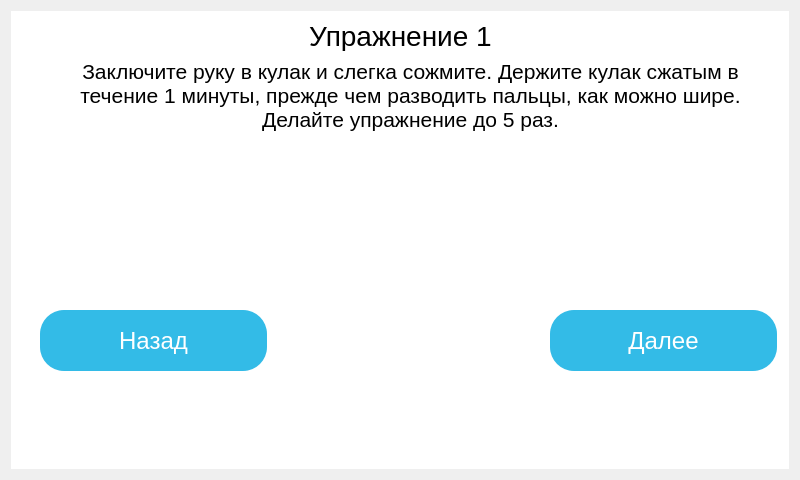
Before: the Qt Designer form gui/window-4.ui in GerrFrog/Muscular-training-apparatus, drawn with Qt 5.
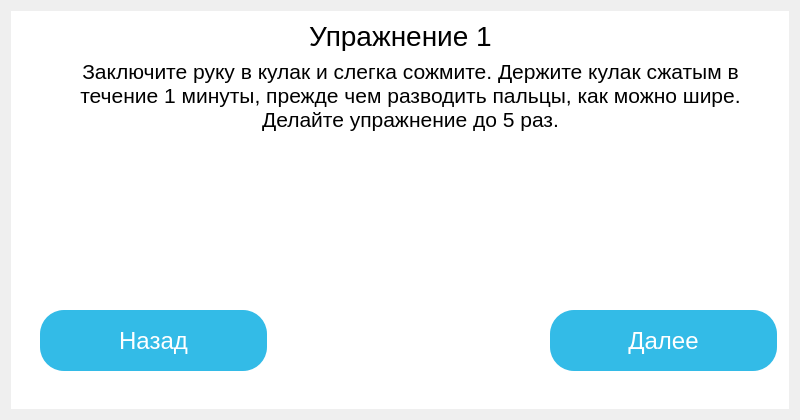
After: the same form once the commit is applied. Icons and pictures are not drawn.

What changed in the file:
```diff
--- a/gui/window-4.ui
+++ b/gui/window-4.ui
@@ -7,7 +7,7 @@
     <x>0</x>
     <y>0</y>
     <width>800</width>
-    <height>480</height>
+    <height>420</height>
    </rect>
   </property>
   <property name="windowTitle">
```
